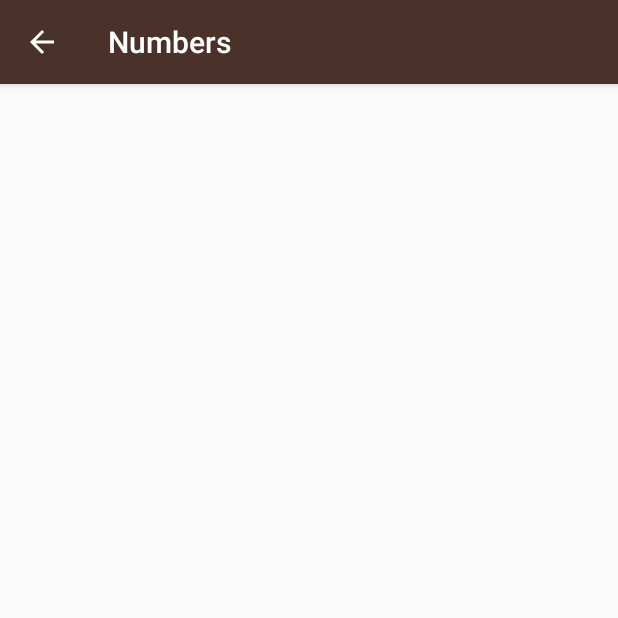
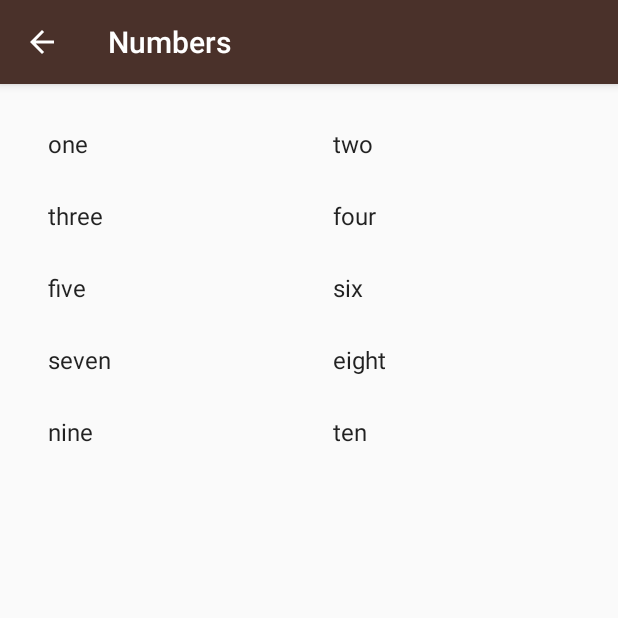
Before and after one commit to udacity/ud839_Miwok, an Android app: the NumbersActivity screen opened directly, with no data from a screen before it, on a phone screen of 412 x 824 dp, the top half of it. Run offline under Robolectric (Android 15) with nearby library versions, the light colour scheme and no system bars.

Commit message:
dev branch change 1

```diff
--- a/app/src/main/java/com/example/android/miwok/NumbersActivity.java
+++ b/app/src/main/java/com/example/android/miwok/NumbersActivity.java
@@ -19,7 +19,10 @@
 import android.os.Bundle;
 import android.util.Log;
 import android.view.ViewGroup;
+import android.widget.ArrayAdapter;
+import android.widget.GridView;
 import android.widget.LinearLayout;
+import android.widget.ListView;
 import android.widget.TextView;
 
 import java.util.ArrayList;
@@ -31,9 +34,8 @@
         super.onCreate(savedInstanceState);
         setContentView(R.layout.activity_numbers);
 
-        //Create an array of words
+        // Create a list of words
         ArrayList<String> words = new ArrayList<String>();
-
         words.add("one");
         words.add("two");
         words.add("three");
@@ -45,21 +47,23 @@
         words.add("nine");
         words.add("ten");
 
-        //Find the root view of the whole layout
-        LinearLayout rootView = (LinearLayout)findViewById(R.id.rootView);
+        // Create an {@link ArrayAdapter}, whose data source is a list of Strings. The
+        // adapter knows how to create layouts for each item in the list, using the
+        // simple_list_item_1.xml layout resource defined in the Android framework.
+        // This list item layout contains a single {@link TextView}, which the adapter will set to
+        // display a single word.
+        ArrayAdapter<String> itemsAdapter =
+                new ArrayAdapter<String>(this, android.R.layout.simple_list_item_1, words);
 
-        for(int index = 0; index < words.size(); index++);
-        {
-            //Create a new TextView
-            TextView wordView = new TextView(this);
+        // Find the {@link ListView} object in the view hierarchy of the {@link Activity}.
+        // There should be a {@link ListView} with the view ID called list, which is declared in the
+        // activity_numbers.xml layout file.
+        GridView listView = (GridView) findViewById(R.id.list);
 
-            //Set the text to be word at the current index
-            wordView.setText(words.get(index));
-
-            //Add this TextView as another child to the root view of this layout
-            rootView.addView(wordView);
-
-
-        }
+        // Make the {@link ListView} use the {@link ArrayAdapter} we created above, so that the
+        // {@link ListView} will display list items for each word in the list of words.
+        // Do this by calling the setAdapter method on the {@link ListView} object and pass in
+        // 1 argument, which is the {@link ArrayAdapter} with the variable name itemsAdapter.
+        listView.setAdapter(itemsAdapter);
     }
 }
--- a/app/src/main/res/layout/activity_numbers.xml
+++ b/app/src/main/res/layout/activity_numbers.xml
@@ -1,14 +1,13 @@
 <?xml version="1.0" encoding="utf-8"?>
-<LinearLayout xmlns:android="http://schemas.android.com/apk/res/android"
+<GridView xmlns:android="http://schemas.android.com/apk/res/android"
     xmlns:tools="http://schemas.android.com/tools"
+    android:id="@+id/list"
+    android:orientation="vertical"
     android:layout_width="match_parent"
     android:layout_height="match_parent"
+    android:numColumns="2"
     android:paddingBottom="@dimen/activity_vertical_margin"
     android:paddingLeft="@dimen/activity_horizontal_margin"
     android:paddingRight="@dimen/activity_horizontal_margin"
     android:paddingTop="@dimen/activity_vertical_margin"
-    android:orientation="vertical"
-    android:id="@+id/rootView"
-    tools:context="com.example.android.miwok.NumbersActivity">
-
-</LinearLayout>
+    tools:context="com.example.android.miwok.NumbersActivity"/>
```
